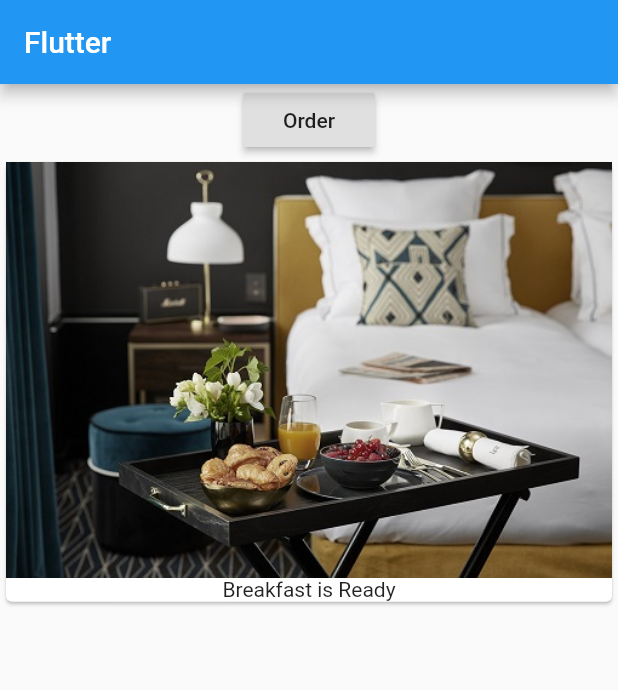
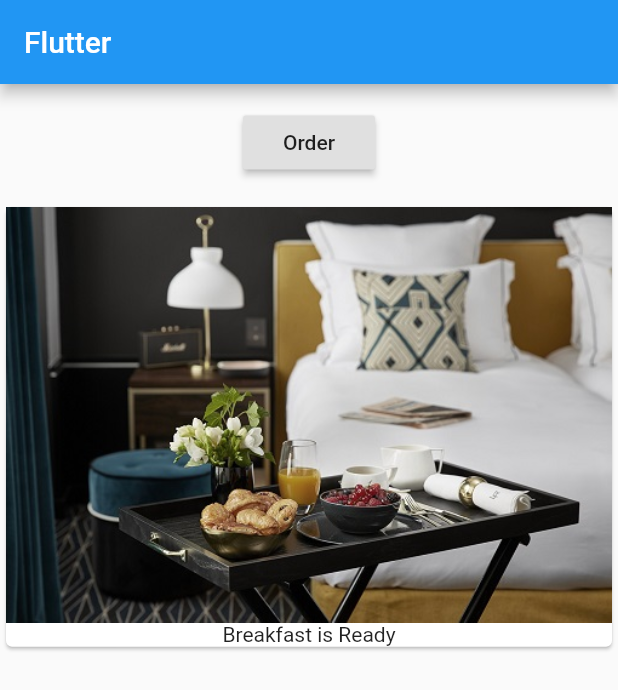
Before and after one commit to IsuruBRanapana/Flutter, a Flutter app: the screen it shows after launch, on a phone screen of 412 x 824 dp. Shown: the top 690 px of the screen. Run offline on Flutter 3.47's test engine with Material 2 defaults, Android fonts, the phone set to English and light mode, and no system bars.

Commit message:
Add container

```diff
--- a/AppBar/flutter_one/lib/main.dart
+++ b/AppBar/flutter_one/lib/main.dart
@@ -11,12 +11,17 @@ class MyApp extends StatelessWidget{
         appBar: AppBar(
           title: Text('Flutter'),
         ),
+
         body: Column(
           children: [
-            RaisedButton(
-              onPressed: (){},
-              child: Text('Order'),
+            Container(
+              margin: EdgeInsets.all(15.0),
+              child: RaisedButton(
+                onPressed: (){},
+                child: Text('Order'),
+              ),
             ),
+
             Card(
               child: Column(
                 children: <Widget>[
```
